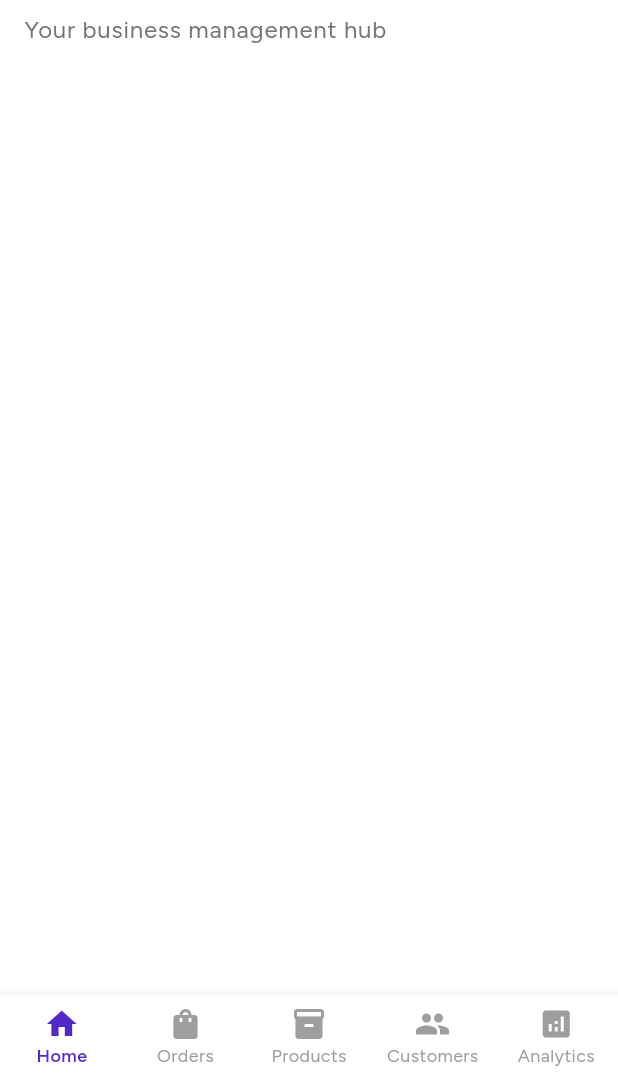
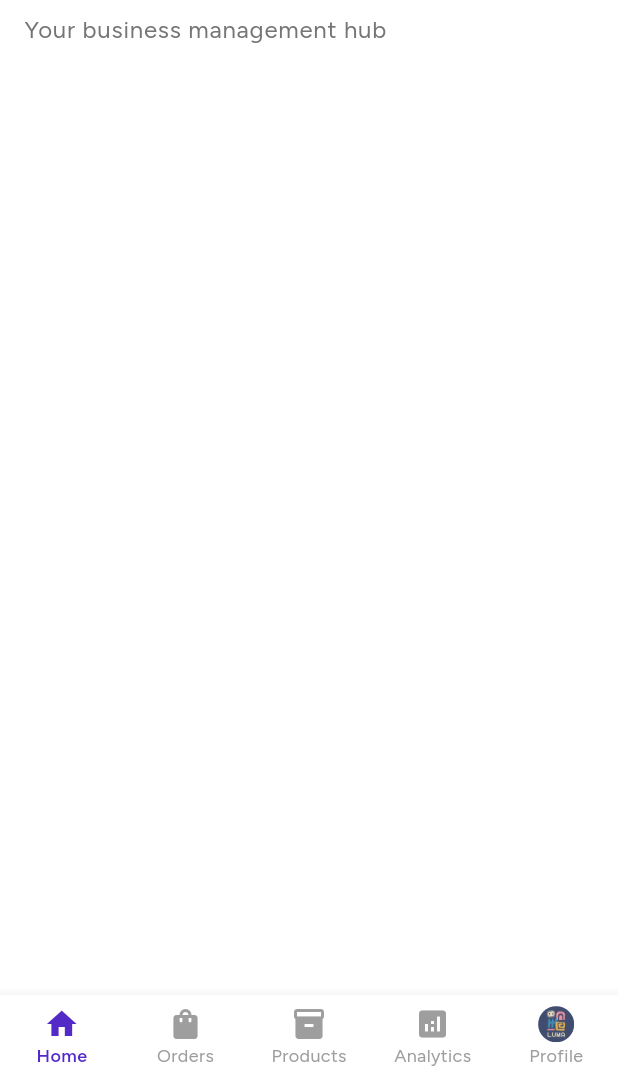
Before and after one commit to kmmelissat/vendly, a Flutter app: the screen it shows after launch, on a phone screen of 412 x 824 dp, the part 157-1236 px from its top. Run offline on Flutter 3.47's test engine with Material 3 defaults, Android fonts, the phone set to English and light mode, and no system bars; our stand-ins replace flutter_svg, google_fonts; project files that could hold a hidden picture were left out.

Commit message:
🔄 Refactor HomePage structure: replaced CustomersPage with ProfilePage, integrated CustomAppBar and CustomBottomNavBar for improved navigation and UI consistency.

```diff
--- a/lib/main.dart
+++ b/lib/main.dart
@@ -1,8 +1,8 @@
 import 'package:flutter/material.dart';
 import 'package:flutter/services.dart';
-import 'package:flutter_svg/flutter_svg.dart';
-import 'package:google_fonts/google_fonts.dart';
 import 'theme/app_theme.dart';
+import 'widgets/custom_app_bar.dart';
+import 'widgets/custom_bottom_nav_bar.dart';
 
 void main() async {
   WidgetsFlutterBinding.ensureInitialized();
@@ -48,7 +48,7 @@ class _HomePageState extends State<HomePage> {
     const HomeContent(),
     const OrdersPage(),
     const ProductsPage(),
-    const CustomersPage(),
+    const ProfilePage(),
     const AnalyticsPage(),
   ];
 
@@ -61,29 +61,11 @@ class _HomePageState extends State<HomePage> {
   @override
   Widget build(BuildContext context) {
     return Scaffold(
-      appBar: AppBar(
-        title: SvgPicture.asset('assets/images/vendly.svg', height: 50),
-      ),
+      appBar: const CustomAppBar(),
       body: _pages[_selectedIndex],
-      bottomNavigationBar: BottomNavigationBar(
-        items: const <BottomNavigationBarItem>[
-          BottomNavigationBarItem(icon: Icon(Icons.home), label: 'Home'),
-          BottomNavigationBarItem(
-            icon: Icon(Icons.shopping_bag),
-            label: 'Orders',
-          ),
-          BottomNavigationBarItem(
-            icon: Icon(Icons.inventory),
-            label: 'Products',
-          ),
-          BottomNavigationBarItem(icon: Icon(Icons.people), label: 'Customers'),
-          BottomNavigationBarItem(
-            icon: Icon(Icons.analytics),
-            label: 'Analytics',
-          ),
-        ],
-        currentIndex: _selectedIndex,
-        onTap: _onItemTapped,
+      bottomNavigationBar: CustomBottomNavBar(
+        selectedIndex: _selectedIndex,
+        onItemTapped: _onItemTapped,
       ),
     );
   }
@@ -146,15 +128,37 @@ class ProductsPage extends StatelessWidget {
   }
 }
 
-class CustomersPage extends StatelessWidget {
-  const CustomersPage({super.key});
+class ProfilePage extends StatelessWidget {
+  const ProfilePage({super.key});
 
   @override
   Widget build(BuildContext context) {
-    return const Center(
-      child: Text(
-        'Customers Page',
-        style: TextStyle(fontSize: 24, fontWeight: FontWeight.bold),
+    return Padding(
+      padding: const EdgeInsets.all(16.0),
+      child: Column(
+        children: [
+          const SizedBox(height: 32),
+          // Profile Picture
+          CircleAvatar(
+            radius: 60,
+            backgroundImage: const AssetImage('assets/images/luma.png'),
+            backgroundColor: Theme.of(
+              context,
+            ).colorScheme.primary.withOpacity(0.1),
+          ),
+          const SizedBox(height: 24),
+          // User Name
+          Text('Luma', style: Theme.of(context).textTheme.headlineMedium),
+          const SizedBox(height: 8),
+          Text(
+            'Welcome to your profile',
+            style: Theme.of(context).textTheme.bodyLarge?.copyWith(
+              color: Theme.of(context).textTheme.bodySmall?.color,
+            ),
+          ),
+          const SizedBox(height: 32),
+          // Add more profile content here as needed
+        ],
       ),
     );
   }
--- /dev/null
+++ b/lib/widgets/custom_app_bar.dart
@@ -0,0 +1,16 @@
+import 'package:flutter/material.dart';
+import 'package:flutter_svg/flutter_svg.dart';
+
+class CustomAppBar extends StatelessWidget implements PreferredSizeWidget {
+  const CustomAppBar({super.key});
+
+  @override
+  Widget build(BuildContext context) {
+    return AppBar(
+      title: SvgPicture.asset('assets/images/vendly.svg', height: 50),
+    );
+  }
+
+  @override
+  Size get preferredSize => const Size.fromHeight(kToolbarHeight);
+}
--- /dev/null
+++ b/lib/widgets/custom_bottom_nav_bar.dart
@@ -0,0 +1,40 @@
+import 'package:flutter/material.dart';
+
+class CustomBottomNavBar extends StatelessWidget {
+  final int selectedIndex;
+  final Function(int) onItemTapped;
+
+  const CustomBottomNavBar({
+    super.key,
+    required this.selectedIndex,
+    required this.onItemTapped,
+  });
+
+  @override
+  Widget build(BuildContext context) {
+    return BottomNavigationBar(
+      items: const <BottomNavigationBarItem>[
+        BottomNavigationBarItem(icon: Icon(Icons.home), label: 'Home'),
+        BottomNavigationBarItem(
+          icon: Icon(Icons.shopping_bag),
+          label: 'Orders',
+        ),
+        BottomNavigationBarItem(icon: Icon(Icons.inventory), label: 'Products'),
+
+        BottomNavigationBarItem(
+          icon: Icon(Icons.analytics),
+          label: 'Analytics',
+        ),
+        BottomNavigationBarItem(
+          icon: CircleAvatar(
+            radius: 12,
+            backgroundImage: AssetImage('assets/images/luma.png'),
+          ),
+          label: 'Profile',
+        ),
+      ],
+      currentIndex: selectedIndex,
+      onTap: onItemTapped,
+    );
+  }
+}
```
Also changed, not shown: assets/images/luma.png (added).
